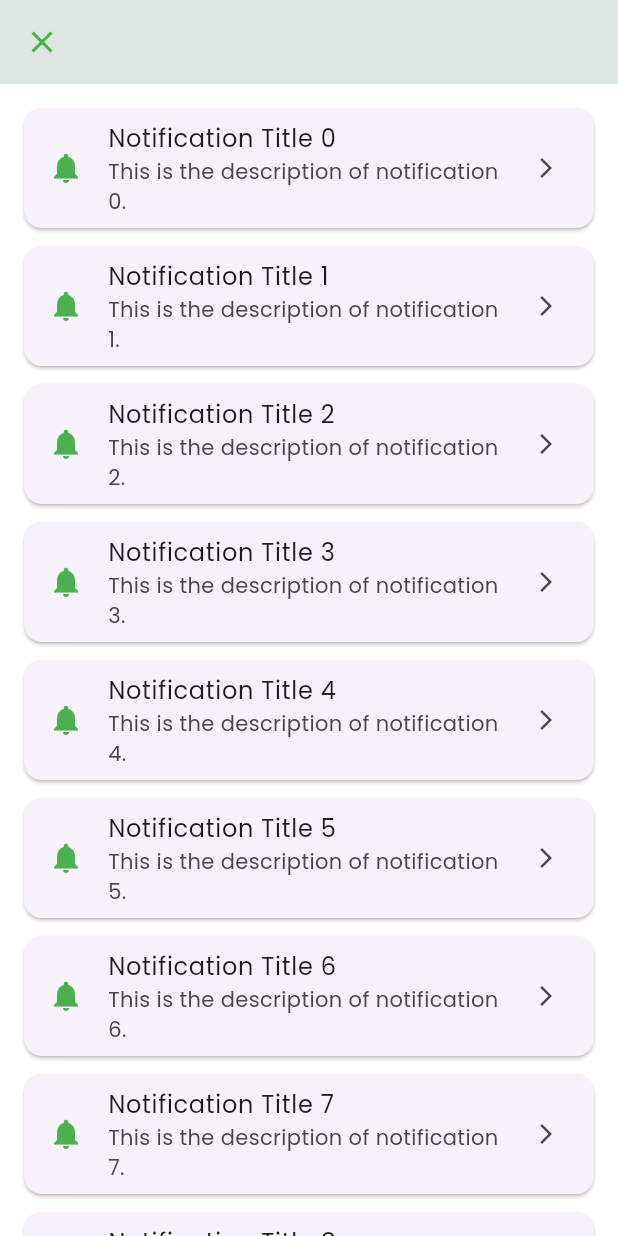
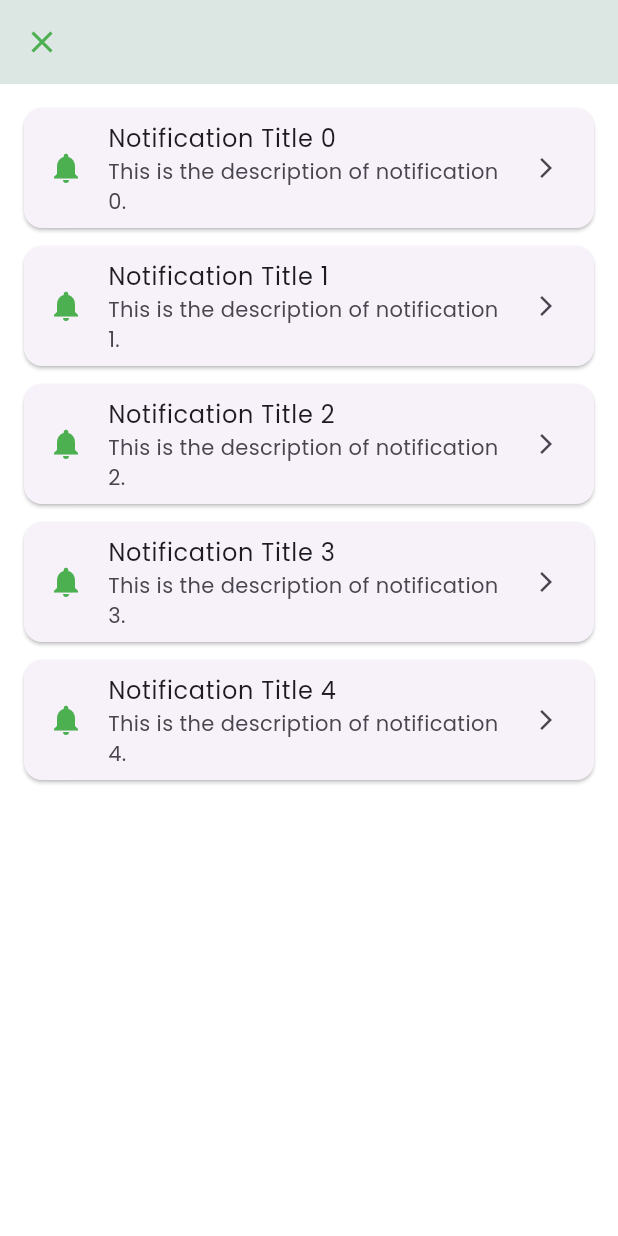
Before and after one commit to codebyvalentine/DrugTracker, a Flutter app: the screen it shows after launch, after a tap on the "notifications" icon, on a phone screen of 412 x 824 dp. Run offline on Flutter 3.47's test engine with Material 3 defaults, Android fonts, the phone set to English and light mode, and no system bars; our stand-ins replace flutter_dotenv, google_fonts; network calls fail.

Commit message:
Initial commit

```diff
--- a/lib/screens/add_screen.dart
+++ b/lib/screens/add_screen.dart
@@ -1,5 +1,5 @@
 import 'package:flutter/material.dart';
-import '../utils/theme.dart'; // Make sure the path is correct
+import '../utils/theme.dart';
 
 class AddScreen extends StatefulWidget {
   @override
@@ -143,7 +143,6 @@ class _AddScreenState extends State<AddScreen> {
             // Show custom frequency fields when 'Custom' is selected
             if (isCustomFrequency) ...[
               SizedBox(height: 10.0),
-              // "How many pills?" input field (full width)
               TextField(
                 controller: pillsController,
                 keyboardType: TextInputType.number,
@@ -163,7 +162,6 @@ class _AddScreenState extends State<AddScreen> {
                 ),
               ),
               SizedBox(height: 10.0),
-              // "Interval and Hours" in one row
               Row(
                 children: [
                   Expanded(
@@ -329,7 +327,7 @@ class _AddScreenState extends State<AddScreen> {
             SizedBox(height: 30.0),
             ElevatedButton(
               onPressed: () {
-                // Save logic goes here
+                // Save medication logic goes here
               },
               child: Text("Save Medication"),
               style: ElevatedButton.styleFrom(
--- a/lib/screens/home_screen.dart
+++ b/lib/screens/home_screen.dart
@@ -123,7 +123,7 @@ class HomeScreenContent extends StatelessWidget {
                 shape: RoundedRectangleBorder(
                   borderRadius: BorderRadius.circular(12),
                 ),
-                color: AppTheme.lightCardGreen, // Custom green card background
+                color: AppTheme.lightCardGreen,
                 child: ListTile(
                   contentPadding: EdgeInsets.all(16),
                   title: Text(
--- a/lib/screens/notification_screen.dart
+++ b/lib/screens/notification_screen.dart
@@ -14,7 +14,7 @@ class NotificationScreen extends StatelessWidget {
       body: ListView.builder(
         padding: const EdgeInsets.all(16.0),
         itemCount:
-            10, // Replace with actual notification count from a data source
+            5, // Replace with actual notification count from a data source
         itemBuilder: (context, index) {
           return Card(
             margin: const EdgeInsets.only(bottom: 12.0),
--- a/lib/screens/profile_screen.dart
+++ b/lib/screens/profile_screen.dart
@@ -12,7 +12,6 @@ class ProfileScreen extends StatelessWidget {
           mainAxisAlignment: MainAxisAlignment.center,
           crossAxisAlignment: CrossAxisAlignment.stretch,
           children: [
-            // "You are not logged in" Text
             Text(
               "You are not logged in",
               style: TextStyle(
@@ -22,7 +21,7 @@ class ProfileScreen extends StatelessWidget {
               ),
               textAlign: TextAlign.center,
             ),
-            SizedBox(height: 30.0), // Space between text and buttons
+            SizedBox(height: 30.0),
 
             // Login Button
             ElevatedButton(
--- a/lib/screens/zira_ai.dart
+++ b/lib/screens/zira_ai.dart
@@ -138,8 +138,7 @@ class _ZiraAIState extends State<ZiraAIScreen> {
           if (_messages.isEmpty)
             Container(
               padding: EdgeInsets.symmetric(vertical: 20, horizontal: 16),
-              color: Colors
-                  .grey[100], // Subtle background for the suggestion section
+              color: Colors.grey[100],
               child: Column(
                 crossAxisAlignment: CrossAxisAlignment.start,
                 children: [
--- a/lib/utils/theme.dart
+++ b/lib/utils/theme.dart
@@ -4,8 +4,7 @@ import 'package:google_fonts/google_fonts.dart';
 class AppTheme {
   // Define primary and additional colors
   static const Color primaryColor = Color(0xFF4CAF50);
-  static const Color darkGreen =
-      Color(0xFF388E3C); // Dark green for links and text
+  static const Color darkGreen = Color(0xFF388E3C); //
   static const Color cardGreen = Color(0xFFE8F5E9);
   static const Color lightCardGreen = Color(0xFFF1F8E9);
   static const Color lightBackgroundGreen = Color(0xFFE8F5E9);
--- a/lib/widgets/navigation_bar.dart
+++ b/lib/widgets/navigation_bar.dart
@@ -16,12 +16,12 @@ class CustomNavigationBar extends StatelessWidget {
       currentIndex: currentIndex,
       onTap: onTabChanged,
       type: BottomNavigationBarType.fixed,
-      elevation: 4.0, // Adds slight shadow for elevation
+      elevation: 4.0,
       backgroundColor: AppTheme.lightBackgroundGreen,
-      selectedItemColor: Theme.of(context).primaryColor, // Modern green
-      unselectedItemColor: Colors.grey, // Neutral color for unselected items
-      selectedFontSize: 14.0, // Slightly larger font for selected
-      unselectedFontSize: 12.0, // Slightly smaller font for unselected
+      selectedItemColor: Theme.of(context).primaryColor,
+      unselectedItemColor: Colors.grey,
+      selectedFontSize: 14.0,
+      unselectedFontSize: 12.0,
       items: [
         BottomNavigationBarItem(
           icon: Icon(Icons.home),
```
Also changed, not shown: lib/utils/helpers.dart (+0 -10 lines).
